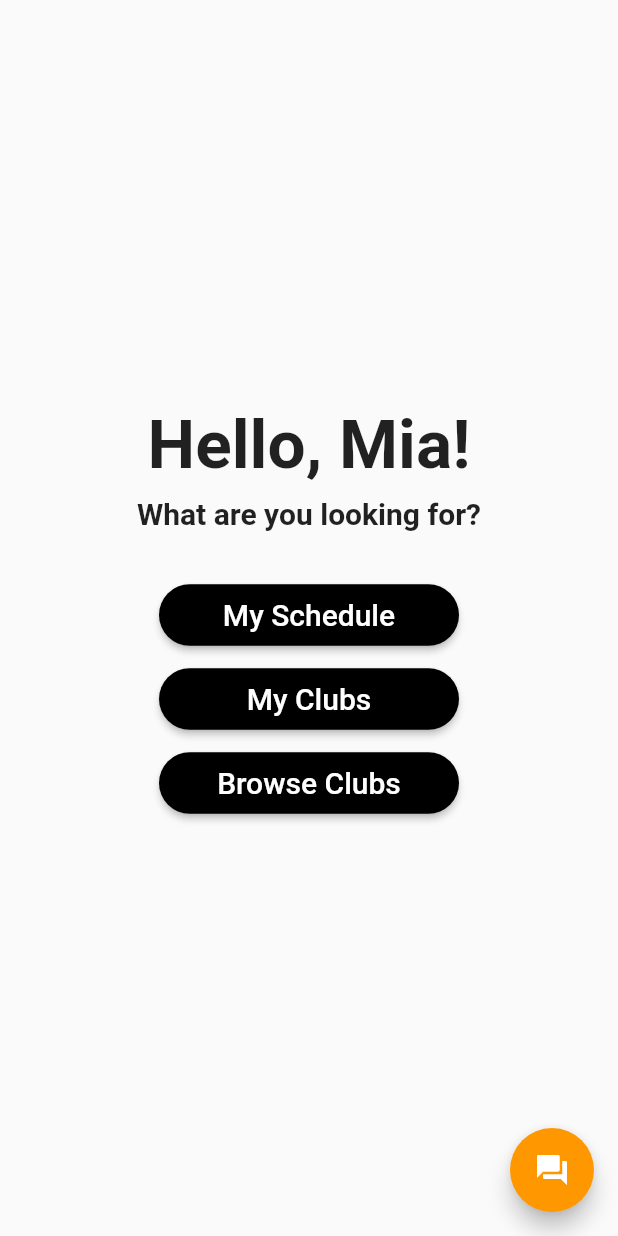
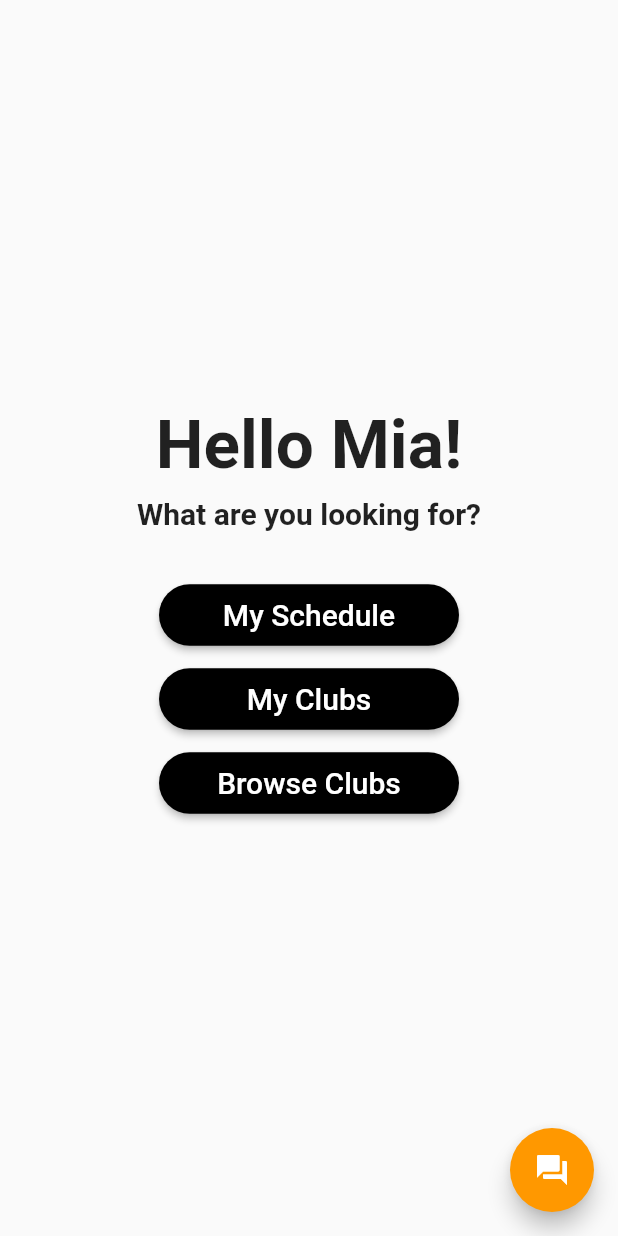
Before and after one commit to rfern565/MHS-App, a Flutter app: the screen it shows after launch, on a phone screen of 412 x 824 dp. Run offline on Flutter 3.47's test engine with Material 2 defaults, Android fonts, the light colour scheme and no system bars.

Commit message:
Changed Text

```diff
--- a/mhsapp/lib/main.dart
+++ b/mhsapp/lib/main.dart
@@ -35,7 +35,7 @@ class HomePage extends StatelessWidget {
                 Padding(
                   padding: const EdgeInsets.only(bottom: 8),
                   child: Text(
-                    'Hello, Mia!',
+                    'Hello Mia!',
                     style: TextStyle(
                       fontSize: 45,
                       fontWeight: FontWeight.bold,
```
